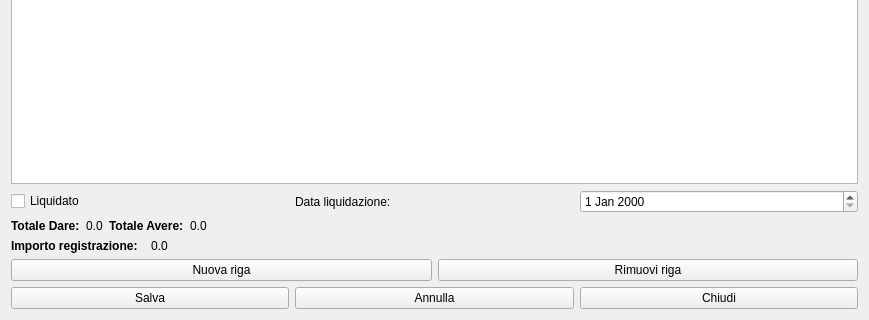
This is cregistrazione.ui in fblabs/cimiapp2 as Qt 5 draws it before an edit; both pictures show x 0 to 869 and y 186 to 506 of the 869 by 506 pixel window. The edited form follows.
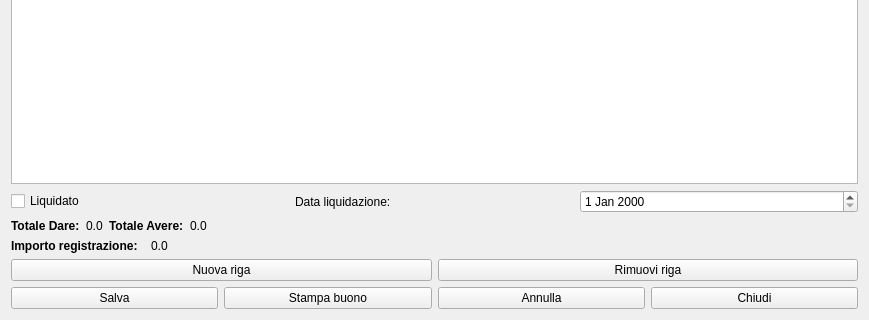
This is the edited form. Icons and pictures are not drawn.

Commit message: 1.0.5 fixed bugs and added stampa buono

Patch:
```diff
--- a/cregistrazione.ui
+++ b/cregistrazione.ui
@@ -246,6 +246,23 @@
        </property>
       </widget>
      </item>
+     <item>
+      <widget class="QPushButton" name="pushButton_6">
+       <property name="text">
+        <string>Stampa buono</string>
+       </property>
+       <property name="icon">
+        <iconset resource="graphics.qrc">
+         <normaloff>:/Resources/Notepad.PNG</normaloff>:/Resources/Notepad.PNG</iconset>
+       </property>
+       <property name="iconSize">
+        <size>
+         <width>32</width>
+         <height>32</height>
+        </size>
+       </property>
+      </widget>
+     </item>
      <item>
       <widget class="QPushButton" name="pushButton_5">
        <property name="text">
```
The commit also changes 23 other files.
